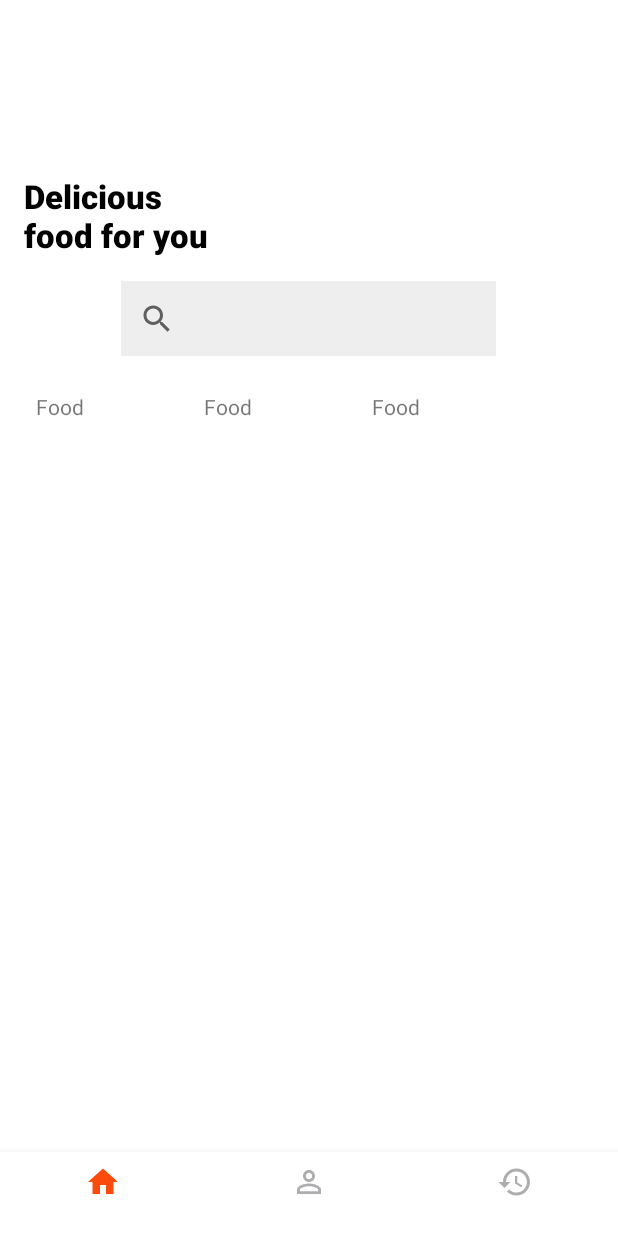
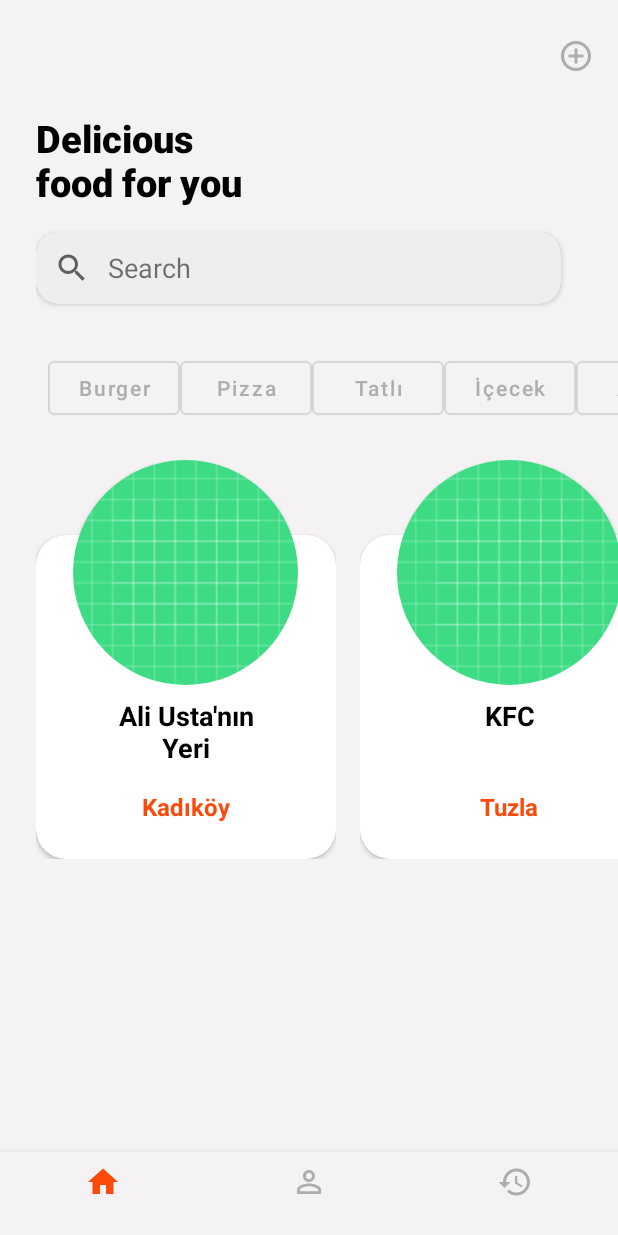
Before and after one commit to esraemirli/FoodDeliveryApp, an Android app: the screen it shows after launch (MainActivity), on a phone screen of 412 x 824 dp. Run offline under Robolectric (Android 15) with nearby library versions, the phone set to English and light mode, and no system bars; our stand-ins replace navigation-ui; pictures from the network do not load.

Commit message:
Restaurat listing page has been created. Adapter and listener added.

```diff
--- a/app/build.gradle
+++ b/app/build.gradle
@@ -34,7 +34,7 @@ android {
 }
 
 dependencies {
-
+    implementation 'com.github.bumptech.glide:glide:4.12.0'
     implementation 'androidx.core:core-ktx:1.6.0'
     implementation 'androidx.appcompat:appcompat:1.3.1'
     implementation 'com.google.android.material:material:1.4.0'
--- /dev/null
+++ b/app/src/main/java/com/example/fooddeliveryapp/model/Restaurant.kt
@@ -0,0 +1,8 @@
+package com.example.fooddeliveryapp.model
+
+data class Restaurant(
+    var id : Long,
+    var name: String,
+    var location: String,
+    var image: String? = "https://c.ndtvimg.com/2020-04/dih4ifhg_pasta_625x300_22_April_20.jpg"
+)
--- a/app/src/main/java/com/example/fooddeliveryapp/ui/restaurantlisting/RestaurantListingFragment.kt
+++ b/app/src/main/java/com/example/fooddeliveryapp/ui/restaurantlisting/RestaurantListingFragment.kt
@@ -1,13 +1,29 @@
 package com.example.fooddeliveryapp.ui.restaurantlisting
 
+import android.app.ActionBar.*
 import android.os.Bundle
 import android.view.LayoutInflater
 import android.view.View
 import android.view.ViewGroup
+import android.widget.LinearLayout
+import android.widget.Toast
+import androidx.core.content.ContextCompat
 import androidx.fragment.app.Fragment
+import androidx.recyclerview.widget.LinearLayoutManager
+import androidx.recyclerview.widget.RecyclerView
 import com.example.fooddeliveryapp.R
+import com.example.fooddeliveryapp.model.Restaurant
+import com.example.fooddeliveryapp.utils.RestaurantListingAdapter
+import com.example.fooddeliveryapp.utils.RestaurantListingAdapterListener
+import com.google.android.material.button.MaterialButton
 
 class RestaurantListingFragment : Fragment() {
+
+    private lateinit var restaurantListRecyclerView: RecyclerView
+    private lateinit var cuisineTypeLinearLayout: LinearLayout
+    private var adapter = RestaurantListingAdapter()
+    private var cuisineList: HashMap<String, MaterialButton> = hashMapOf()
+
     override fun onCreateView(
         inflater: LayoutInflater,
         container: ViewGroup?,
@@ -15,4 +31,70 @@ class RestaurantListingFragment : Fragment() {
     ): View? {
         return inflater.inflate(R.layout.fragment_restaurant_listing, container, false)
     }
+
+    override fun onViewCreated(view: View, savedInstanceState: Bundle?) {
+        restaurantListRecyclerView = view.findViewById(R.id.restaurantListRecyclerView)
+        cuisineTypeLinearLayout = view.findViewById(R.id.cuisineTypeLinearLayout)
+        restaurantListRecyclerView.layoutManager =
+            LinearLayoutManager(context, LinearLayoutManager.HORIZONTAL, false)
+
+        initViews()
+        addListener()
+        addCuisineTypes()
+        addCuisineTypesListener()
+    }
+
+    private fun addListener() {
+        adapter.addListener(object : RestaurantListingAdapterListener {
+
+            override fun onRestaurantClickListener(restaurant: Restaurant) {
+                Toast.makeText(context, "${restaurant.id} - ${restaurant.name}", Toast.LENGTH_SHORT)
+                    .show()
+            }
+
+        })
+    }
+
+    private fun addCuisineTypesListener() {
+        cuisineList.values.forEach { item ->
+            item.setTextColor(ContextCompat.getColor(requireContext(), R.color.light_grey))
+            item.setOnClickListener {
+                cuisineList.values.forEach { cuisine ->
+                    cuisine.setTextColor(
+                        ContextCompat.getColor(
+                            requireContext(),
+                            R.color.light_grey
+                        )
+                    )
+                }
+                item.setTextColor(ContextCompat.getColor(requireContext(), R.color.orange))
+            }
+        }
+    }
+
+    private fun addCuisineTypes() {
+        val list = listOf("Burger", "Pizza", "Tatlı", "İçecek", "Asya", "Uzak Doğu")
+        val params = LayoutParams(LayoutParams.WRAP_CONTENT, LayoutParams.WRAP_CONTENT)
+        params.setMargins(0, 0, 80, 0)
+
+        list.forEach { item ->
+            val button = MaterialButton(requireContext(), null, R.attr.materialButtonOutlinedStyle)
+            button.text = item
+            button.layoutParams = params
+            button.isAllCaps = false
+            cuisineTypeLinearLayout.addView(button)
+            cuisineList[item] = button
+        }
+    }
+
+    private fun initViews() {
+        val list = listOf(
+            Restaurant(1, "Ali Usta'nın Yeri", "Kadıköy"),
+            Restaurant(2, "KFC", "Tuzla"),
+            Restaurant(3, "Tavuk Dünyası", "Kadıköy"),
+            Restaurant(4, "Deli Kasap", "Maltepe")
+        )
+        adapter.setData(list)
+        restaurantListRecyclerView.adapter = adapter
+    }
 }
--- /dev/null
+++ b/app/src/main/java/com/example/fooddeliveryapp/utils/RestaurantListingAdapter.kt
@@ -0,0 +1,62 @@
+package com.example.fooddeliveryapp.utils
+
+import android.view.LayoutInflater
+import android.view.View
+import android.view.ViewGroup
+import android.widget.FrameLayout
+import android.widget.TextView
+import androidx.appcompat.widget.AppCompatImageView
+import androidx.recyclerview.widget.RecyclerView
+import com.example.fooddeliveryapp.R
+import com.example.fooddeliveryapp.model.Restaurant
+
+class RestaurantListingAdapter : RecyclerView.Adapter<RestaurantListingAdapter.ViewHolder>() {
+
+    private lateinit var restaurantList: List<Restaurant>
+    private var listener: RestaurantListingAdapterListener? = null
+
+    class ViewHolder(view: View) : RecyclerView.ViewHolder(view) {
+        private val containerFrameLayout: FrameLayout = view.findViewById(R.id.containerFrameLayout)
+        private val nameTextView: TextView = view.findViewById(R.id.nameTextView)
+        private val locationTextView: TextView = view.findViewById(R.id.locationTextView)
+        private val imageView: AppCompatImageView = view.findViewById(R.id.imageView)
+
+        fun bind(restaurant: Restaurant, listener: RestaurantListingAdapterListener?) {
+            nameTextView.text = restaurant.name
+            locationTextView.text = restaurant.location
+//            Glide.with(imageView.context)
+//                .load(item.image).into(imageView);
+
+            containerFrameLayout.setOnClickListener {
+                listener?.onRestaurantClickListener(restaurant)
+            }
+        }
+    }
+
+    override fun onCreateViewHolder(
+        parent: ViewGroup,
+        viewType: Int
+    ): ViewHolder {
+        val view = LayoutInflater.from(parent.context)
+            .inflate(R.layout.restaurant_item_layout, parent, false)
+
+        return ViewHolder(view)
+    }
+
+    override fun onBindViewHolder(holder: ViewHolder, position: Int) {
+        val item = restaurantList[position]
+        holder.bind(item, listener)
+    }
+
+    override fun getItemCount(): Int = restaurantList.size
+
+    fun setData(restaurantList: List<Restaurant>) {
+        this.restaurantList = restaurantList
+        notifyDataSetChanged()
+    }
+
+    fun addListener(listener: RestaurantListingAdapterListener?) {
+        this.listener = listener
+    }
+
+}
--- /dev/null
+++ b/app/src/main/java/com/example/fooddeliveryapp/utils/RestaurantListingAdapterListener.kt
@@ -0,0 +1,7 @@
+package com.example.fooddeliveryapp.utils
+
+import com.example.fooddeliveryapp.model.Restaurant
+
+interface RestaurantListingAdapterListener {
+    fun onRestaurantClickListener(restaurant: Restaurant)
+}
--- a/app/src/main/res/drawable/bottom_nav_color.xml
+++ b/app/src/main/res/drawable/bottom_nav_color.xml
@@ -1,5 +1,5 @@
 <?xml version="1.0" encoding="utf-8"?>
 <selector xmlns:android="http://schemas.android.com/apk/res/android">
-    <item android:state_checked="true" android:color="@color/nav_selected_color" />
-    <item android:state_checked="false" android:color="@color/nav_unselected_color"/>
+    <item android:state_checked="true" android:color="@color/orange" />
+    <item android:state_checked="false" android:color="@color/light_grey"/>
 </selector>
--- /dev/null
+++ b/app/src/main/res/drawable/circle.xml
@@ -0,0 +1,11 @@
+<shape xmlns:android="http://schemas.android.com/apk/res/android"
+    android:innerRadius="0dp"
+    android:shape="ring"
+    android:thicknessRatio="1.9"
+    android:useLevel="false" >
+    <solid android:color="@android:color/transparent" />
+
+    <stroke
+        android:width="10dp"
+        android:color="@android:color/white" />
+</shape>
--- /dev/null
+++ b/app/src/main/res/drawable/circle_image.xml
@@ -0,0 +1,7 @@
+<?xml version="1.0" encoding="utf-8"?>
+<layer-list xmlns:android="http://schemas.android.com/apk/res/android" >
+
+    <item android:drawable="@drawable/circle"/>
+    <item android:drawable="@drawable/ic_launcher_background"/>
+
+</layer-list>
--- /dev/null
+++ b/app/src/main/res/drawable/cuisine_button_text_color.xml
@@ -0,0 +1,4 @@
+<selector xmlns:android="http://schemas.android.com/apk/res/android">
+    <item android:color="@color/orange" android:state_pressed="true"/>
+    <item android:color="@color/light_grey" android:state_pressed="false"/>
+</selector>
--- /dev/null
+++ b/app/src/main/res/drawable/ic_add.xml
@@ -0,0 +1,5 @@
+<vector android:height="24dp" android:tint="#ADADAF"
+    android:viewportHeight="24" android:viewportWidth="24"
+    android:width="24dp" xmlns:android="http://schemas.android.com/apk/res/android">
+    <path android:fillColor="@android:color/white" android:pathData="M13,7h-2v4L7,11v2h4v4h2v-4h4v-2h-4L13,7zM12,2C6.48,2 2,6.48 2,12s4.48,10 10,10 10,-4.48 10,-10S17.52,2 12,2zM12,20c-4.41,0 -8,-3.59 -8,-8s3.59,-8 8,-8 8,3.59 8,8 -3.59,8 -8,8z"/>
+</vector>
--- /dev/null
+++ b/app/src/main/res/drawable/restaurant_background_card.xml
@@ -0,0 +1,10 @@
+<?xml version="1.0" encoding="UTF-8"?>
+<shape xmlns:android="http://schemas.android.com/apk/res/android" android:id="@+id/listview_background_shape">
+    <stroke android:width="2dp" android:color="#F57C00" />
+    <padding android:left="2dp"
+        android:top="2dp"
+        android:right="2dp"
+        android:bottom="2dp" />s
+    <corners android:radius="5dp" />
+    <solid android:color="#ffffffff" />
+</shape>
--- /dev/null
+++ b/app/src/main/res/drawable/search.xml
@@ -0,0 +1,4 @@
+<?xml version="1.0" encoding="utf-8"?>
+<selector xmlns:android="http://schemas.android.com/apk/res/android">
+
+</selector>
--- a/app/src/main/res/layout/fragment_restaurant_listing.xml
+++ b/app/src/main/res/layout/fragment_restaurant_listing.xml
@@ -1,81 +1,89 @@
 <?xml version="1.0" encoding="utf-8"?>
-<LinearLayout xmlns:android="http://schemas.android.com/apk/res/android"
-    android:orientation="vertical"
-    android:layout_margin="16dp"
+<androidx.constraintlayout.widget.ConstraintLayout xmlns:android="http://schemas.android.com/apk/res/android"
+    xmlns:app="http://schemas.android.com/apk/res-auto"
     android:layout_width="match_parent"
-    android:layout_height="match_parent">
+    android:layout_height="match_parent"
+    android:background="@color/app_background_color">
+
+    <LinearLayout
+        android:layout_width="match_parent"
+        android:layout_height="match_parent"
+        android:layout_marginStart="24dp"
+        android:orientation="vertical">
+
+        <androidx.appcompat.widget.AppCompatImageView
+            android:layout_width="wrap_content"
+            android:layout_height="wrap_content"
+            android:layout_gravity="right"
+            android:layout_marginTop="25dp"
+            android:layout_marginEnd="16dp"
+            android:src="@drawable/ic_add" />
 
         <TextView
             android:layout_width="match_parent"
             android:layout_height="wrap_content"
+            android:layout_gravity="center"
+            android:layout_marginTop="25dp"
+            android:layout_marginBottom="8dp"
             android:fontFamily="sans-serif-black"
-        android:text="Delicious\nfood for you"
-        android:layout_gravity="center"
-        android:textSize="22sp"
+            android:text="@string/restautant_listing_title"
             android:textColor="@color/black"
-        android:layout_marginTop="100dp"
-        android:layout_marginBottom="8dp"
+            android:textSize="25sp"
             android:textStyle="bold" />
 
-    <SearchView
-        android:layout_width="250dp"
-        android:layout_height="50dp"
+        <androidx.cardview.widget.CardView
+            android:layout_width="350dp"
+            android:layout_height="wrap_content"
+            app:cardBackgroundColor="@color/search_bar"
             android:layout_marginTop="8dp"
             android:layout_marginBottom="8dp"
-        android:background="#EFEEEE"
-        android:layerType="hardware"
-        android:layout_gravity="center"/>
+            app:cardCornerRadius="15dp">
+
+            <LinearLayout
+                android:layout_width="wrap_content"
+                android:layout_height="wrap_content"
+                android:orientation="horizontal">
+
+                <androidx.appcompat.widget.SearchView
+                    android:layout_width="match_parent"
+                    android:layout_height="wrap_content" />
+
+                <TextView
+                    android:layout_width="wrap_content"
+                    android:layout_height="wrap_content"
+                    android:layout_gravity="center_vertical"
+                    android:text="@string/search_view_text"
+                    android:textSize="18sp" />
+
+            </LinearLayout>
+
+        </androidx.cardview.widget.CardView>
 
         <HorizontalScrollView
             android:layout_width="match_parent"
             android:layout_height="wrap_content"
+            android:layout_gravity="center"
+            android:layout_marginTop="8dp"
+            android:layout_marginBottom="8dp">
+
+            <LinearLayout
+                android:id="@+id/cuisineTypeLinearLayout"
+                android:layout_width="wrap_content"
+                android:layout_height="wrap_content"
                 android:layout_marginTop="8dp"
                 android:layout_marginBottom="8dp"
-        android:scrollbarAlwaysDrawHorizontalTrack="true"
-        android:scrollbarStyle="outsideInset"
-        android:layout_gravity="center">
+                android:orientation="horizontal"
+                android:padding="8dp">
 
-        <LinearLayout
-            android:padding="8dp"
-            android:layout_width="wrap_content"
-            android:layout_height="wrap_content"
-            android:orientation="horizontal">
-
-            <TextView
-                android:layout_width="wrap_content"
-                android:layout_height="wrap_content"
-                android:text="Food"/>
-
-            <Space
-                android:layout_width="80dp"
-                android:layout_height="wrap_content"/>
-
-            <TextView
-                android:layout_width="wrap_content"
-                android:layout_height="wrap_content"
-                android:text="Food"/>
-
-            <Space
-                android:layout_width="80dp"
-                android:layout_height="wrap_content"/>
-
-            <TextView
-                android:layout_width="wrap_content"
-                android:layout_height="wrap_content"
-                android:text="Food"/>
-
-            <Space
-                android:layout_width="80dp"
-                android:layout_height="wrap_content"/>
-
-            <TextView
-                android:layout_width="wrap_content"
-                android:layout_height="wrap_content"
-                android:layout_marginEnd="80dp"
-                android:layout_marginStart="80dp"
-                android:text="Food"/>
             </LinearLayout>
         </HorizontalScrollView>
 
+        <androidx.recyclerview.widget.RecyclerView
+            android:id="@+id/restaurantListRecyclerView"
+            android:layout_width="wrap_content"
+            android:layout_height="wrap_content"
+            android:orientation="horizontal" />
 
     </LinearLayout>
+
+</androidx.constraintlayout.widget.ConstraintLayout>
--- /dev/null
+++ b/app/src/main/res/layout/restaurant_item_layout.xml
@@ -0,0 +1,66 @@
+<?xml version="1.0" encoding="utf-8"?>
+<FrameLayout xmlns:android="http://schemas.android.com/apk/res/android"
+    xmlns:app="http://schemas.android.com/apk/res-auto"
+    xmlns:tools="http://schemas.android.com/tools"
+    android:id="@+id/containerFrameLayout"
+    android:layout_width="200dp"
+    android:layout_height="wrap_content"
+    android:layout_marginEnd="16dp">
+
+    <androidx.cardview.widget.CardView
+        android:layout_width="match_parent"
+        android:layout_height="match_parent"
+        android:layout_marginTop="50dp"
+        app:cardCornerRadius="20dp">
+
+        <LinearLayout
+            android:layout_width="match_parent"
+            android:layout_height="match_parent"
+            android:layout_marginTop="100dp"
+            android:orientation="vertical">
+
+            <TextView
+                android:id="@+id/nameTextView"
+                android:layout_width="100dp"
+                android:layout_height="wrap_content"
+                android:layout_gravity="center"
+                android:textAlignment="center"
+                android:minLines="2"
+                android:textColor="@color/black"
+                android:textSize="18sp"
+                android:textStyle="bold"
+                android:layout_marginTop="8dp"
+                android:layout_marginBottom="8dp"
+                tools:text="Veggie tomato mix" />
+
+            <TextView
+                android:id="@+id/locationTextView"
+                android:layout_width="wrap_content"
+                android:layout_height="wrap_content"
+                android:layout_gravity="center_horizontal"
+                android:textColor="@color/orange"
+                android:textSize="16sp"
+                android:textStyle="bold"
+                android:layout_marginTop="8dp"
+                android:layout_marginBottom="24dp"
+                tools:text="N1,900" />
+
+        </LinearLayout>
+    </androidx.cardview.widget.CardView>
+
+    <androidx.cardview.widget.CardView
+        android:layout_width="150dp"
+        android:layout_height="150dp"
+        android:layout_gravity="center_horizontal"
+        app:cardCornerRadius="75dp">
+
+        <androidx.appcompat.widget.AppCompatImageView
+            android:id="@+id/imageView"
+            android:layout_width="match_parent"
+            android:layout_height="match_parent"
+            android:scaleType="centerCrop"
+            android:src="@drawable/ic_launcher_background"/>
+
+    </androidx.cardview.widget.CardView>
+
+</FrameLayout>
--- a/app/src/main/res/navigation/navigation.xml
+++ b/app/src/main/res/navigation/navigation.xml
@@ -1,7 +1,6 @@
 <?xml version="1.0" encoding="utf-8"?>
 <navigation xmlns:android="http://schemas.android.com/apk/res/android"
     xmlns:app="http://schemas.android.com/apk/res-auto"
-    xmlns:tools="http://schemas.android.com/tools"
     android:id="@+id/bottom_navigation"
     app:startDestination="@id/homeFragment">
 
@@ -9,6 +8,7 @@
         android:id="@+id/homeFragment"
         android:name="com.example.fooddeliveryapp.ui.restaurantlisting.RestaurantListingFragment"
         android:label="RestaurantListingFragment" />
+
     <fragment
         android:id="@+id/profileFragment"
         android:name="com.example.fooddeliveryapp.ui.profile.ProfileFragment"
--- a/app/src/main/res/values/colors.xml
+++ b/app/src/main/res/values/colors.xml
@@ -7,7 +7,8 @@
     <color name="teal_700">#FF018786</color>
     <color name="black">#FF000000</color>
     <color name="white">#FFFFFFFF</color>
-    <color name="nav_selected_color">#FA4A0C</color>
-    <color name="nav_unselected_color">#ADADAF</color>
-    <color name="app_background_color">#FFFFFFFF</color>
+    <color name="orange">#FA4A0C</color>
+    <color name="light_grey">#ADADAF</color>
+    <color name="app_background_color">#F4F2F2</color>
+    <color name="search_bar">#EFEEEE</color>
 </resources>
--- a/app/src/main/res/values/strings.xml
+++ b/app/src/main/res/values/strings.xml
@@ -1,3 +1,5 @@
 <resources>
     <string name="app_name">FoodDeliveryApp</string>
+    <string name="restautant_listing_title">Delicious\nfood for you</string>
+    <string name="search_view_text">Search</string>
 </resources>
```
Lines whose indentation alone changed are shown as unchanged.
